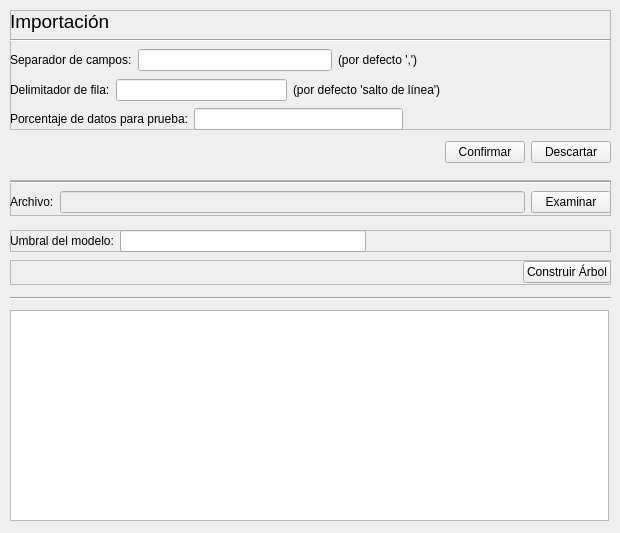
Before: the Qt Designer form views/mainwindow.ui in Volderpayoda/python-gui, drawn with Qt 5.
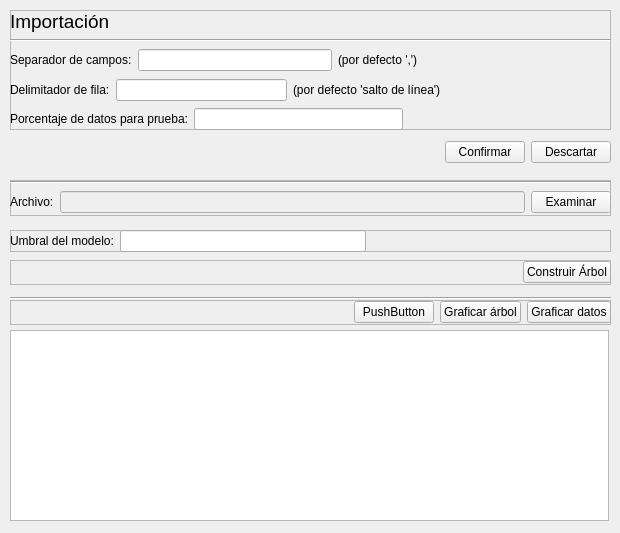
After: the same form once the commit is applied.

Diff of the .ui file:
```diff
--- a/views/mainwindow.ui
+++ b/views/mainwindow.ui
@@ -173,9 +173,9 @@
     <property name="geometry">
      <rect>
       <x>10</x>
-      <y>310</y>
+      <y>330</y>
       <width>599</width>
-      <height>211</height>
+      <height>191</height>
      </rect>
     </property>
    </widget>
@@ -402,6 +402,68 @@
      <enum>Qt::Horizontal</enum>
     </property>
    </widget>
+   <widget class="QFrame" name="treeOptionsFrame">
+    <property name="geometry">
+     <rect>
+      <x>10</x>
+      <y>300</y>
+      <width>601</width>
+      <height>25</height>
+     </rect>
+    </property>
+    <property name="frameShape">
+     <enum>QFrame::StyledPanel</enum>
+    </property>
+    <property name="frameShadow">
+     <enum>QFrame::Raised</enum>
+    </property>
+    <widget class="QWidget" name="">
+     <property name="geometry">
+      <rect>
+       <x>0</x>
+       <y>0</y>
+       <width>601</width>
+       <height>25</height>
+      </rect>
+     </property>
+     <layout class="QHBoxLayout" name="horizontalLayout_2">
+      <item>
+       <spacer name="horizontalSpacer_7">
+        <property name="orientation">
+         <enum>Qt::Horizontal</enum>
+        </property>
+        <property name="sizeHint" stdset="0">
+         <size>
+          <width>40</width>
+          <height>20</height>
+         </size>
+        </property>
+       </spacer>
+      </item>
+      <item>
+       <widget class="QPushButton" name="pushButton_3">
+        <property name="text">
+         <string>PushButton</string>
+        </property>
+       </widget>
+      </item>
+      <item>
+       <widget class="QPushButton" name="pushButton_2">
+        <property name="text">
+         <string>Graficar árbol</string>
+        </property>
+       </widget>
+      </item>
+      <item>
+       <widget class="QPushButton" name="pushButton">
+        <property name="text">
+         <string>Graficar datos</string>
+        </property>
+       </widget>
+      </item>
+     </layout>
+    </widget>
+   </widget>
   </widget>
  </widget>
  <resources/>
```
Left out of the diff: 2 changed lines with no effect on the pictures.
